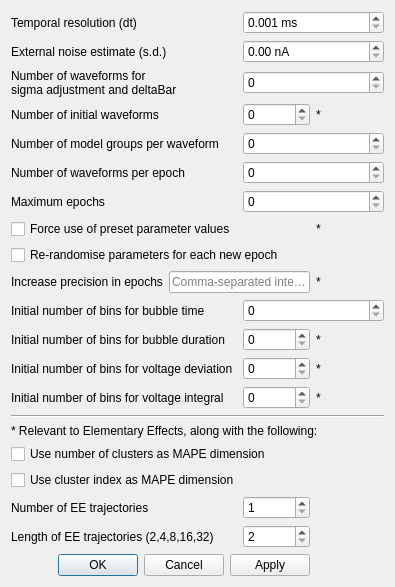
Above: src/gui/wavegendatadialog.ui from CompEphys-team/rtdo before the change. Below: the same form after it.
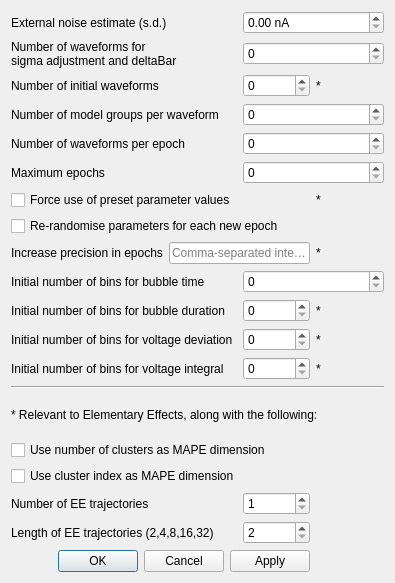
That is the form after the change.

```diff
--- a/src/gui/wavegendatadialog.ui
+++ b/src/gui/wavegendatadialog.ui
@@ -14,212 +14,140 @@
    <string>Wavegen settings</string>
   </property>
   <layout class="QGridLayout" name="gridLayout">
-   <item row="9" column="1" colspan="2">
+   <item row="11" column="2">
+    <widget class="QSpinBox" name="nBinsVoltageDeviation">
+     <property name="maximum">
+      <number>10000000</number>
+     </property>
+    </widget>
+   </item>
+   <item row="8" column="1" colspan="2">
     <widget class="QLineEdit" name="precisionIncreaseEpochs">
      <property name="placeholderText">
       <string>Comma-separated integers</string>
      </property>
     </widget>
    </item>
-   <item row="3" column="0">
-    <widget class="QLabel" name="label_2">
-     <property name="text">
-      <string>Number of initial waveforms</string>
-     </property>
-    </widget>
-   </item>
-   <item row="7" column="3">
-    <widget class="QLabel" name="label_19">
-     <property name="text">
-      <string>*</string>
-     </property>
-    </widget>
-   </item>
-   <item row="11" column="0" colspan="2">
+   <item row="10" column="0" colspan="2">
     <widget class="QLabel" name="label_8">
      <property name="text">
       <string>Initial number of bins for bubble duration</string>
      </property>
     </widget>
    </item>
-   <item row="18" column="0" colspan="2">
+   <item row="8" column="0">
+    <widget class="QLabel" name="label_5">
+     <property name="text">
+      <string>Increase precision in epochs</string>
+     </property>
+    </widget>
+   </item>
+   <item row="17" column="0" colspan="2">
     <widget class="QLabel" name="label_21">
      <property name="text">
       <string>Number of EE trajectories</string>
      </property>
     </widget>
    </item>
-   <item row="10" column="2" colspan="2">
-    <widget class="QSpinBox" name="nBinsBubbleTime">
-     <property name="maximum">
-      <number>10000000</number>
-     </property>
-    </widget>
-   </item>
-   <item row="5" column="2" colspan="2">
-    <widget class="QSpinBox" name="nWavesPerEpoch">
-     <property name="maximum">
-      <number>10000000</number>
-     </property>
-    </widget>
-   </item>
-   <item row="3" column="3">
-    <widget class="QLabel" name="label_15">
-     <property name="text">
-      <string>*</string>
-     </property>
-    </widget>
-   </item>
-   <item row="13" column="3">
-    <widget class="QLabel" name="label_18">
-     <property name="text">
-      <string>*</string>
-     </property>
-    </widget>
-   </item>
-   <item row="8" column="0" colspan="4">
-    <widget class="QCheckBox" name="rerandomiseParameters">
-     <property name="text">
-      <string>Re-randomise parameters for each new epoch</string>
-     </property>
-    </widget>
-   </item>
-   <item row="11" column="3">
+   <item row="10" column="3">
     <widget class="QLabel" name="label_16">
      <property name="text">
       <string>*</string>
      </property>
     </widget>
    </item>
-   <item row="6" column="0">
-    <widget class="QLabel" name="label_6">
-     <property name="text">
-      <string>Maximum epochs</string>
-     </property>
-    </widget>
-   </item>
-   <item row="0" column="2" colspan="2">
-    <widget class="QDoubleSpinBox" name="dt">
-     <property name="suffix">
-      <string> ms</string>
-     </property>
-     <property name="decimals">
-      <number>3</number>
-     </property>
-     <property name="minimum">
-      <double>0.001000000000000</double>
-     </property>
-     <property name="singleStep">
-      <double>0.010000000000000</double>
-     </property>
-    </widget>
-   </item>
-   <item row="12" column="3">
-    <widget class="QLabel" name="label_17">
-     <property name="text">
-      <string>*</string>
-     </property>
-    </widget>
-   </item>
-   <item row="10" column="0" colspan="2">
-    <widget class="QLabel" name="label_7">
-     <property name="text">
-      <string>Initial number of bins for bubble time</string>
-     </property>
-    </widget>
-   </item>
-   <item row="17" column="0" colspan="3">
-    <widget class="QCheckBox" name="mape_clusterIndex">
-     <property name="text">
-      <string>Use cluster index as MAPE dimension</string>
-     </property>
-    </widget>
-   </item>
-   <item row="4" column="2" colspan="2">
-    <widget class="QSpinBox" name="nGroupsPerWave">
-     <property name="maximum">
-      <number>10000000</number>
-     </property>
-    </widget>
-   </item>
-   <item row="9" column="0">
-    <widget class="QLabel" name="label_5">
-     <property name="text">
-      <string>Increase precision in epochs</string>
-     </property>
-    </widget>
-   </item>
-   <item row="13" column="2">
-    <widget class="QSpinBox" name="nBinsVoltageIntegral">
-     <property name="maximum">
-      <number>10000000</number>
-     </property>
-    </widget>
-   </item>
    <item row="12" column="2">
-    <widget class="QSpinBox" name="nBinsVoltageDeviation">
+    <widget class="QSpinBox" name="nBinsVoltageIntegral">
      <property name="maximum">
       <number>10000000</number>
      </property>
     </widget>
    </item>
-   <item row="13" column="0" colspan="2">
-    <widget class="QLabel" name="label_10">
+   <item row="11" column="3">
+    <widget class="QLabel" name="label_17">
      <property name="text">
-      <string>Initial number of bins for voltage integral</string>
+      <string>*</string>
      </property>
     </widget>
    </item>
-   <item row="7" column="0" colspan="3">
-    <widget class="QCheckBox" name="useBaseParameters">
+   <item row="12" column="3">
+    <widget class="QLabel" name="label_18">
      <property name="text">
-      <string>Force use of preset parameter values</string>
+      <string>*</string>
      </property>
     </widget>
    </item>
-   <item row="9" column="3">
+   <item row="8" column="3">
     <widget class="QLabel" name="label_13">
      <property name="text">
       <string>*</string>
      </property>
     </widget>
    </item>
-   <item row="14" column="0" colspan="4">
+   <item row="13" column="0" colspan="4">
     <widget class="Line" name="line">
      <property name="orientation">
       <enum>Qt::Horizontal</enum>
      </property>
     </widget>
    </item>
-   <item row="3" column="2">
-    <widget class="QSpinBox" name="nInitialWaves">
-     <property name="maximum">
-      <number>10000000</number>
-     </property>
-    </widget>
-   </item>
    <item row="0" column="0" colspan="2">
-    <widget class="QLabel" name="label_11">
-     <property name="text">
-      <string>Temporal resolution (dt)</string>
-     </property>
-    </widget>
-   </item>
-   <item row="16" column="0" colspan="3">
-    <widget class="QCheckBox" name="mape_nClusters">
-     <property name="text">
-      <string>Use number of clusters as MAPE dimension</string>
-     </property>
-    </widget>
-   </item>
-   <item row="1" column="0" colspan="2">
     <widget class="QLabel" name="label_12">
      <property name="text">
       <string>External noise estimate (s.d.)</string>
      </property>
     </widget>
    </item>
-   <item row="20" column="0" colspan="3">
+   <item row="6" column="0" colspan="3">
+    <widget class="QCheckBox" name="useBaseParameters">
+     <property name="text">
+      <string>Force use of preset parameter values</string>
+     </property>
+    </widget>
+   </item>
+   <item row="3" column="2" colspan="2">
+    <widget class="QSpinBox" name="nGroupsPerWave">
+     <property name="maximum">
+      <number>10000000</number>
+     </property>
+    </widget>
+   </item>
+   <item row="3" column="0" colspan="2">
+    <widget class="QLabel" name="label_3">
+     <property name="text">
+      <string>Number of model groups per waveform</string>
+     </property>
+    </widget>
+   </item>
+   <item row="16" column="0" colspan="3">
+    <widget class="QCheckBox" name="mape_clusterIndex">
+     <property name="text">
+      <string>Use cluster index as MAPE dimension</string>
+     </property>
+    </widget>
+   </item>
+   <item row="12" column="0" colspan="2">
+    <widget class="QLabel" name="label_10">
+     <property name="text">
+      <string>Initial number of bins for voltage integral</string>
+     </property>
+    </widget>
+   </item>
+   <item row="10" column="2">
+    <widget class="QSpinBox" name="nBinsBubbleDuration">
+     <property name="maximum">
+      <number>10000000</number>
+     </property>
+    </widget>
+   </item>
+   <item row="4" column="2" colspan="2">
+    <widget class="QSpinBox" name="nWavesPerEpoch">
+     <property name="maximum">
+      <number>10000000</number>
+     </property>
+    </widget>
+   </item>
+   <item row="19" column="0" colspan="3">
     <widget class="QDialogButtonBox" name="buttonBox">
      <property name="orientation">
       <enum>Qt::Horizontal</enum>
@@ -229,66 +157,112 @@
      </property>
     </widget>
    </item>
-   <item row="11" column="2">
-    <widget class="QSpinBox" name="nBinsBubbleDuration">
-     <property name="maximum">
-      <number>10000000</number>
+   <item row="2" column="0">
+    <widget class="QLabel" name="label_2">
+     <property name="text">
+      <string>Number of initial waveforms</string>
      </property>
     </widget>
    </item>
-   <item row="5" column="0" colspan="2">
+   <item row="5" column="0">
+    <widget class="QLabel" name="label_6">
+     <property name="text">
+      <string>Maximum epochs</string>
+     </property>
+    </widget>
+   </item>
+   <item row="4" column="0" colspan="2">
     <widget class="QLabel" name="label_4">
      <property name="text">
       <string>Number of waveforms per epoch</string>
      </property>
     </widget>
    </item>
-   <item row="19" column="0" colspan="2">
-    <widget class="QLabel" name="label_22">
+   <item row="14" column="0" colspan="4">
+    <widget class="QLabel" name="label_20">
      <property name="text">
-      <string>Length of EE trajectories (2,4,8,16,32)</string>
+      <string>* Relevant to Elementary Effects, along with the following:</string>
      </property>
     </widget>
    </item>
-   <item row="18" column="2">
+   <item row="5" column="2" colspan="2">
+    <widget class="QSpinBox" name="maxIterations">
+     <property name="maximum">
+      <number>10000000</number>
+     </property>
+    </widget>
+   </item>
+   <item row="15" column="0" colspan="3">
+    <widget class="QCheckBox" name="mape_nClusters">
+     <property name="text">
+      <string>Use number of clusters as MAPE dimension</string>
+     </property>
+    </widget>
+   </item>
+   <item row="17" column="2">
     <widget class="QSpinBox" name="nTrajectories">
      <property name="minimum">
       <number>1</number>
      </property>
     </widget>
    </item>
-   <item row="12" column="0" colspan="2">
+   <item row="0" column="2" colspan="2">
+    <widget class="QDoubleSpinBox" name="noise_sd">
+     <property name="suffix">
+      <string> nA</string>
+     </property>
+    </widget>
+   </item>
+   <item row="2" column="3">
+    <widget class="QLabel" name="label_15">
+     <property name="text">
+      <string>*</string>
+     </property>
+    </widget>
+   </item>
+   <item row="9" column="2" colspan="2">
+    <widget class="QSpinBox" name="nBinsBubbleTime">
+     <property name="maximum">
+      <number>10000000</number>
+     </property>
+    </widget>
+   </item>
+   <item row="6" column="3">
+    <widget class="QLabel" name="label_19">
+     <property name="text">
+      <string>*</string>
+     </property>
+    </widget>
+   </item>
+   <item row="11" column="0" colspan="2">
     <widget class="QLabel" name="label_9">
      <property name="text">
       <string>Initial number of bins for voltage deviation</string>
      </property>
     </widget>
    </item>
-   <item row="2" column="2" colspan="2">
+   <item row="9" column="0" colspan="2">
+    <widget class="QLabel" name="label_7">
+     <property name="text">
+      <string>Initial number of bins for bubble time</string>
+     </property>
+    </widget>
+   </item>
+   <item row="18" column="0" colspan="2">
+    <widget class="QLabel" name="label_22">
+     <property name="text">
+      <string>Length of EE trajectories (2,4,8,16,32)</string>
+     </property>
+    </widget>
+   </item>
+   <item row="1" column="2" colspan="2">
     <widget class="QSpinBox" name="numSigmaAdjustWaveforms">
      <property name="maximum">
       <number>10000000</number>
      </property>
     </widget>
    </item>
-   <item row="19" column="2">
-    <widget class="QSpinBox" name="trajectoryLength">
-     <property name="minimum">
-      <number>2</number>
-     </property>
-     <property name="maximum">
-      <number>32</number>
-     </property>
-    </widget>
-   </item>
-   <item row="4" column="0" colspan="2">
-    <widget class="QLabel" name="label_3">
-     <property name="text">
-      <string>Number of model groups per waveform</string>
-     </property>
-    </widget>
-   </item>
-   <item row="2" column="0" colspan="2">
+   <item row="1" column="0" colspan="2">
     <widget class="QLabel" name="label">
      <property name="text">
       <string>Number of waveforms for
@@ -296,24 +270,27 @@
      </property>
     </widget>
    </item>
-   <item row="6" column="2" colspan="2">
-    <widget class="QSpinBox" name="maxIterations">
+   <item row="2" column="2">
+    <widget class="QSpinBox" name="nInitialWaves">
      <property name="maximum">
       <number>10000000</number>
      </property>
     </widget>
    </item>
-   <item row="1" column="2" colspan="2">
-    <widget class="QDoubleSpinBox" name="noise_sd">
-     <property name="suffix">
-      <string> nA</string>
-     </property>
-    </widget>
-   </item>
-   <item row="15" column="0" colspan="4">
-    <widget class="QLabel" name="label_20">
+   <item row="7" column="0" colspan="4">
+    <widget class="QCheckBox" name="rerandomiseParameters">
      <property name="text">
-      <string>* Relevant to Elementary Effects, along with the following:</string>
+      <string>Re-randomise parameters for each new epoch</string>
+     </property>
+    </widget>
+   </item>
+   <item row="18" column="2">
+    <widget class="QSpinBox" name="trajectoryLength">
+     <property name="minimum">
+      <number>2</number>
+     </property>
+     <property name="maximum">
+      <number>32</number>
      </property>
     </widget>
    </item>
```
